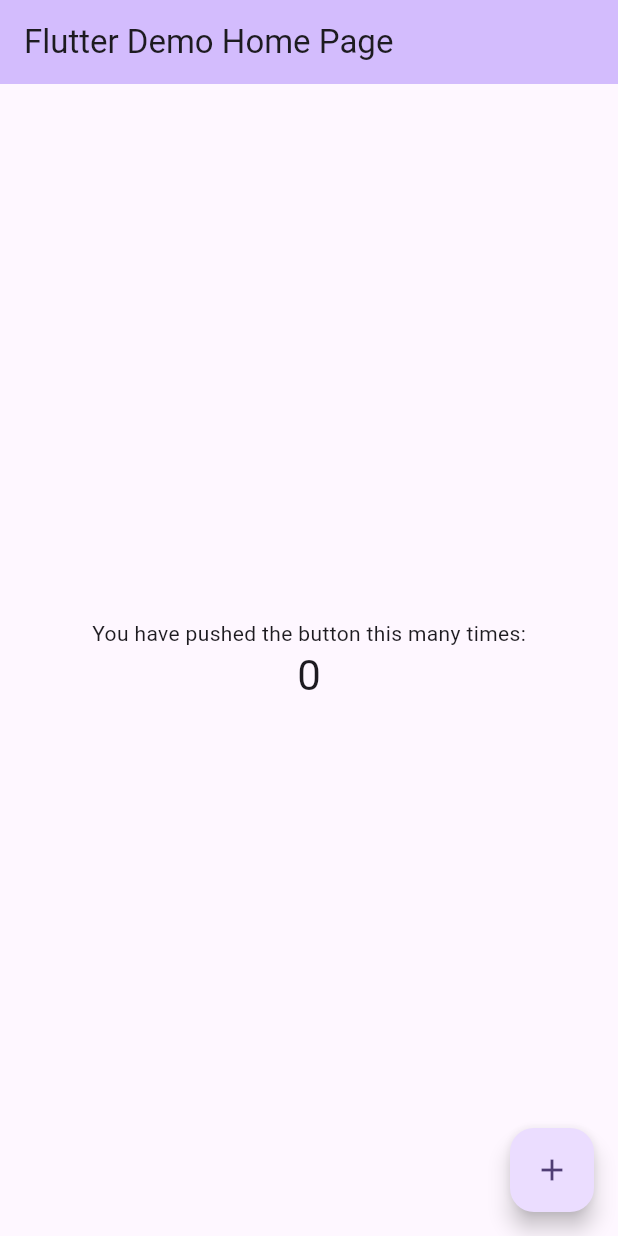
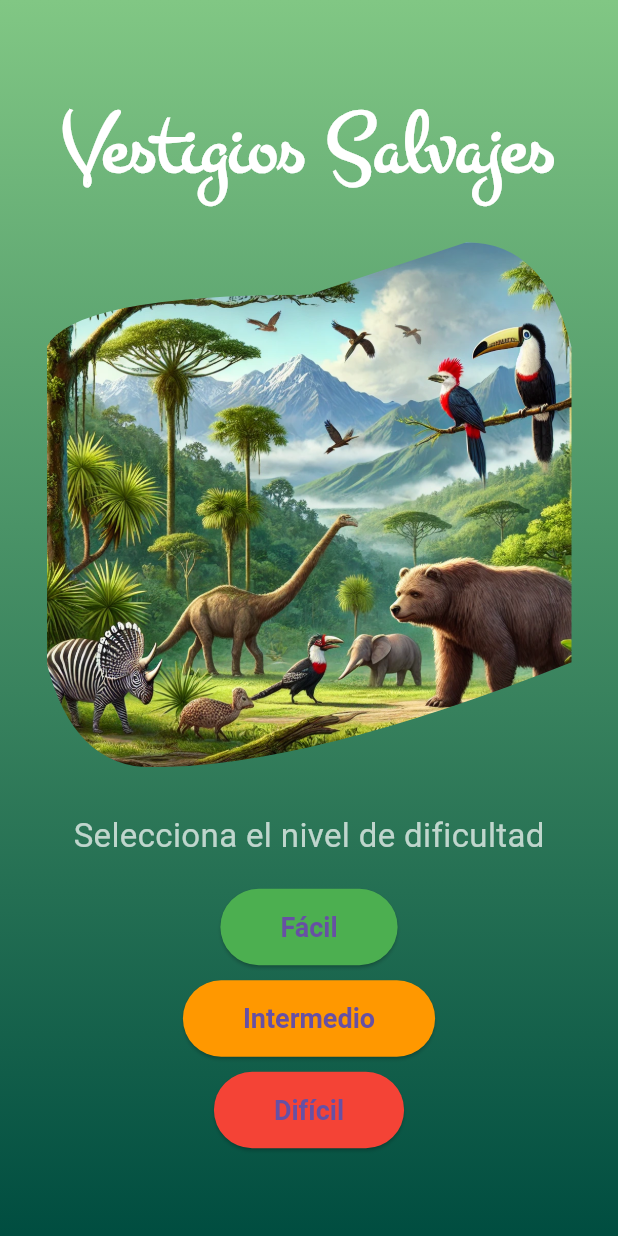
Before and after one commit to Jess-Jh/vestigiosSalvajes, a Flutter app: the screen it shows after launch, on a phone screen of 412 x 824 dp. Run offline on Flutter 3.47's test engine with Material 3 defaults, Android fonts, the phone set to English and light mode, and no system bars; our stand-ins replace audioplayers.

Commit message:
Design a home menu[ [ '

```diff
--- a/lib/main.dart
+++ b/lib/main.dart
@@ -1,125 +1,179 @@
+// lib/main.dart
 import 'package:flutter/material.dart';
+import 'package:vestigios_salvajes/models/question.dart';
+import 'package:vestigios_salvajes/src/pages/trivia_screen.dart';
+import 'package:vestigios_salvajes/src/widgets/jungle_clipper.dart';
 
 void main() {
-  runApp(const MyApp());
+  runApp(const TriviaApp());
 }
 
-class MyApp extends StatelessWidget {
-  const MyApp({super.key});
+class TriviaApp extends StatelessWidget {
+  const TriviaApp({super.key});
 
-  // This widget is the root of your application.
   @override
   Widget build(BuildContext context) {
     return MaterialApp(
-      title: 'Flutter Demo',
+      title: 'Vestigios Salvajes',
+      debugShowCheckedModeBanner: false,
       theme: ThemeData(
-        // This is the theme of your application.
-        //
-        // TRY THIS: Try running your application with "flutter run". You'll see
-        // the application has a purple toolbar. Then, without quitting the app,
-        // try changing the seedColor in the colorScheme below to Colors.green
-        // and then invoke "hot reload" (save your changes or press the "hot
-        // reload" button in a Flutter-supported IDE, or press "r" if you used
-        // the command line to start the app).
-        //
-        // Notice that the counter didn't reset back to zero; the application
-        // state is not lost during the reload. To reset the state, use hot
-        // restart instead.
-        //
-        // This works for code too, not just values: Most code changes can be
-        // tested with just a hot reload.
-        colorScheme: ColorScheme.fromSeed(seedColor: Colors.deepPurple),
-        useMaterial3: true,
+        primarySwatch: Colors.green,
       ),
-      home: const MyHomePage(title: 'Flutter Demo Home Page'),
+      home: const DifficultySelectionScreen(),
     );
   }
 }
 
-class MyHomePage extends StatefulWidget {
-  const MyHomePage({super.key, required this.title});
-
-  // This widget is the home page of your application. It is stateful, meaning
-  // that it has a State object (defined below) that contains fields that affect
-  // how it looks.
-
-  // This class is the configuration for the state. It holds the values (in this
-  // case the title) provided by the parent (in this case the App widget) and
-  // used by the build method of the State. Fields in a Widget subclass are
-  // always marked "final".
-
-  final String title;
+class DifficultySelectionScreen extends StatefulWidget {
+  const DifficultySelectionScreen({super.key});
 
   @override
-  State<MyHomePage> createState() => _MyHomePageState();
+  _DifficultySelectionScreenState createState() =>
+      _DifficultySelectionScreenState();
 }
 
-class _MyHomePageState extends State<MyHomePage> {
-  int _counter = 0;
+class _DifficultySelectionScreenState extends State<DifficultySelectionScreen>
+    with SingleTickerProviderStateMixin {
+  late AnimationController _controller;
+  late Animation<double> _fadeAnimation;
 
-  void _incrementCounter() {
-    setState(() {
-      // This call to setState tells the Flutter framework that something has
-      // changed in this State, which causes it to rerun the build method below
-      // so that the display can reflect the updated values. If we changed
-      // _counter without calling setState(), then the build method would not be
-      // called again, and so nothing would appear to happen.
-      _counter++;
-    });
+  @override
+  void initState() {
+    super.initState();
+    _controller = AnimationController(
+      vsync: this,
+      duration: const Duration(seconds: 5),
+    );
+    _fadeAnimation = Tween<double>(begin: 0.0, end: 2.0).animate(_controller);
+
+    // Iniciar la animación al cargar la pantalla
+    _controller.forward();
+  }
+
+  @override
+  void dispose() {
+    _controller.dispose();
+    super.dispose();
   }
 
   @override
   Widget build(BuildContext context) {
-    // This method is rerun every time setState is called, for instance as done
-    // by the _incrementCounter method above.
-    //
-    // The Flutter framework has been optimized to make rerunning build methods
-    // fast, so that you can just rebuild anything that needs updating rather
-    // than having to individually change instances of widgets.
     return Scaffold(
-      appBar: AppBar(
-        // TRY THIS: Try changing the color here to a specific color (to
-        // Colors.amber, perhaps?) and trigger a hot reload to see the AppBar
-        // change color while the other colors stay the same.
-        backgroundColor: Theme.of(context).colorScheme.inversePrimary,
-        // Here we take the value from the MyHomePage object that was created by
-        // the App.build method, and use it to set our appbar title.
-        title: Text(widget.title),
+      body: Container(
+        decoration: BoxDecoration(
+          gradient: LinearGradient(
+            colors: [Colors.green[300]!, Colors.teal[900]!],
+            begin: Alignment.topCenter,
+            end: Alignment.bottomCenter,
           ),
-      body: Center(
-        // Center is a layout widget. It takes a single child and positions it
-        // in the middle of the parent.
+        ),
+        child: Center(
+          child: FadeTransition(
+            opacity: _fadeAnimation,
+            child: Padding(
+              padding: const EdgeInsets.all(16.0),
               child: Column(
-          // Column is also a layout widget. It takes a list of children and
-          // arranges them vertically. By default, it sizes itself to fit its
-          // children horizontally, and tries to be as tall as its parent.
-          //
-          // Column has various properties to control how it sizes itself and
-          // how it positions its children. Here we use mainAxisAlignment to
-          // center the children vertically; the main axis here is the vertical
-          // axis because Columns are vertical (the cross axis would be
-          // horizontal).
-          //
-          // TRY THIS: Invoke "debug painting" (choose the "Toggle Debug Paint"
-          // action in the IDE, or press "p" in the console), to see the
-          // wireframe for each widget.
                 mainAxisAlignment: MainAxisAlignment.center,
-          children: <Widget>[
+                children: [
                   const Text(
-              'You have pushed the button this many times:',
+                    'Vestigios Salvajes',
+                    textAlign: TextAlign.center,
+                    style: TextStyle(
+                      fontFamily: 'Montez',
+                      fontFamilyFallback: <String>[
+                        'Montez-Regular',
+                      ],
+                      fontSize: 58,
+                      fontWeight: FontWeight.bold,
+                      color: Colors.white,
                     ),
-            Text(
-              '$_counter',
-              style: Theme.of(context).textTheme.headlineMedium,
+                  ),
+                  const SizedBox(height: 20),
+                  ClipPath(
+                    clipper: JungleClipper(),
+                    child: Image.asset(
+                      'assets/images/intro_image.webp', // Asegúrate de tener esta imagen en tu proyecto
+                      height: 350,
+                      fit: BoxFit.contain,
+                    ),
+                  ),
+                  const SizedBox(height: 30),
+                  const Text(
+                    'Selecciona el nivel de dificultad',
+                    style: TextStyle(fontSize: 22, color: Colors.white70),
+                  ),
+                  const SizedBox(height: 20),
+                  ElevatedButton(
+                    style: ElevatedButton.styleFrom(
+                      textStyle: const TextStyle(
+                        fontSize: 18,
+                        fontWeight: FontWeight.bold,
+                      ),
+                      padding: const EdgeInsets.symmetric(
+                          horizontal: 40, vertical: 15),
+                      backgroundColor: Colors.green,
+                    ),
+                    onPressed: () {
+                      Navigator.push(
+                        context,
+                        MaterialPageRoute(
+                          builder: (context) =>
+                              const TriviaScreen(difficulty: Difficulty.easy),
+                        ),
+                      );
+                    },
+                    child: const Text('Fácil'),
+                  ),
+                  const SizedBox(height: 10),
+                  ElevatedButton(
+                    style: ElevatedButton.styleFrom(
+                      textStyle: const TextStyle(
+                        fontSize: 18,
+                        fontWeight: FontWeight.bold,
+                      ),
+                      padding: const EdgeInsets.symmetric(
+                          horizontal: 40, vertical: 15),
+                      backgroundColor: Colors.orange,
+                    ),
+                    onPressed: () {
+                      Navigator.push(
+                        context,
+                        MaterialPageRoute(
+                          builder: (context) =>
+                              const TriviaScreen(difficulty: Difficulty.medium),
+                        ),
+                      );
+                    },
+                    child: const Text('Intermedio'),
+                  ),
+                  const SizedBox(height: 10),
+                  ElevatedButton(
+                    style: ElevatedButton.styleFrom(
+                      textStyle: const TextStyle(
+                        fontSize: 18,
+                        fontWeight: FontWeight.bold,
+                      ),
+                      padding: const EdgeInsets.symmetric(
+                          horizontal: 40, vertical: 15),
+                      backgroundColor: Colors.red,
+                    ),
+                    onPressed: () {
+                      Navigator.push(
+                        context,
+                        MaterialPageRoute(
+                          builder: (context) =>
+                              const TriviaScreen(difficulty: Difficulty.hard),
+                        ),
+                      );
+                    },
+                    child: const Text('Difícil'),
                   ),
                 ],
               ),
             ),
-      floatingActionButton: FloatingActionButton(
-        onPressed: _incrementCounter,
-        tooltip: 'Increment',
-        child: const Icon(Icons.add),
-      ), // This trailing comma makes auto-formatting nicer for build methods.
+          ),
+        ),
+      ),
     );
   }
 }
--- /dev/null
+++ b/lib/src/widgets/jungle_clipper.dart
@@ -0,0 +1,39 @@
+import 'dart:ui';
+
+import 'package:flutter/material.dart';
+
+class JungleClipper extends CustomClipper<Path> {
+  @override
+  Path getClip(Size size) {
+    var path = Path();
+
+    // Comienza en la esquina superior izquierda
+    path.moveTo(0, size.height * 0.2);
+
+    // Curva superior izquierda
+    path.quadraticBezierTo(size.width * 0.05, 35, size.width * 0.5, 35);
+
+    // Curva superior derecha
+    path.lineTo(size.width * 0.8, 0);
+    path.quadraticBezierTo(size.width * 0.95, 0, size.width, size.height * 0.2);
+
+    // Curva inferior derecha
+    path.lineTo(size.width, size.height * 0.8);
+    path.quadraticBezierTo(
+        size.width * 0.5, size.height, size.width * 0.2, size.height);
+
+    // Curva inferior izquierda
+    path.lineTo(size.width * 0.2, size.height);
+    path.quadraticBezierTo(
+        size.width * 0.05, size.height, 0, size.height * 0.8);
+
+    // Cierra el camino
+    path.lineTo(0, size.height * 0.2);
+
+    path.close();
+    return path;
+  }
+
+  @override
+  bool shouldReclip(CustomClipper<Path> oldClipper) => false;
+}
```
Also changed, not shown: lib/models/question.dart (added, +17 -0 lines), lib/models/questions_data.dart (added, +29 -0 lines), lib/src/pages/trivia_screen.dart (added, +149 -0 lines), lib/src/util/trivia_logic.dart (added, +126 -0 lines), pubspec.yaml (+12 -22 lines), assets/fonts/Montez-Regular.ttf (added), assets/images/intro_image.webp (added), pubspec.lock, 15 other files. Lines whose indentation alone changed are shown as unchanged.
